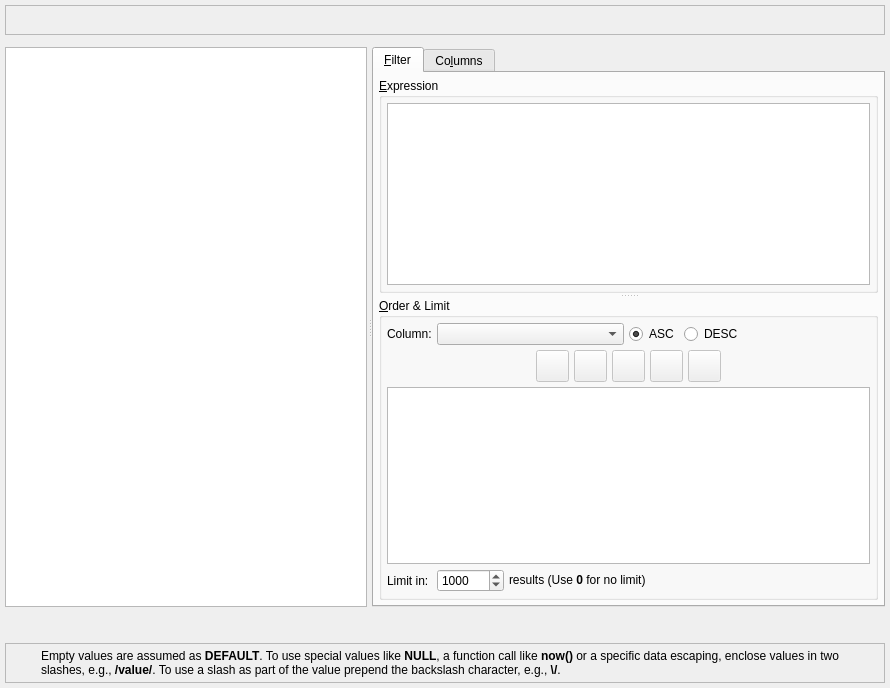
This is libs/libgui/ui/tools/datagridwidget.ui in pgmodeler/pgmodeler as Qt 5 draws it before an edit. The edited form follows.
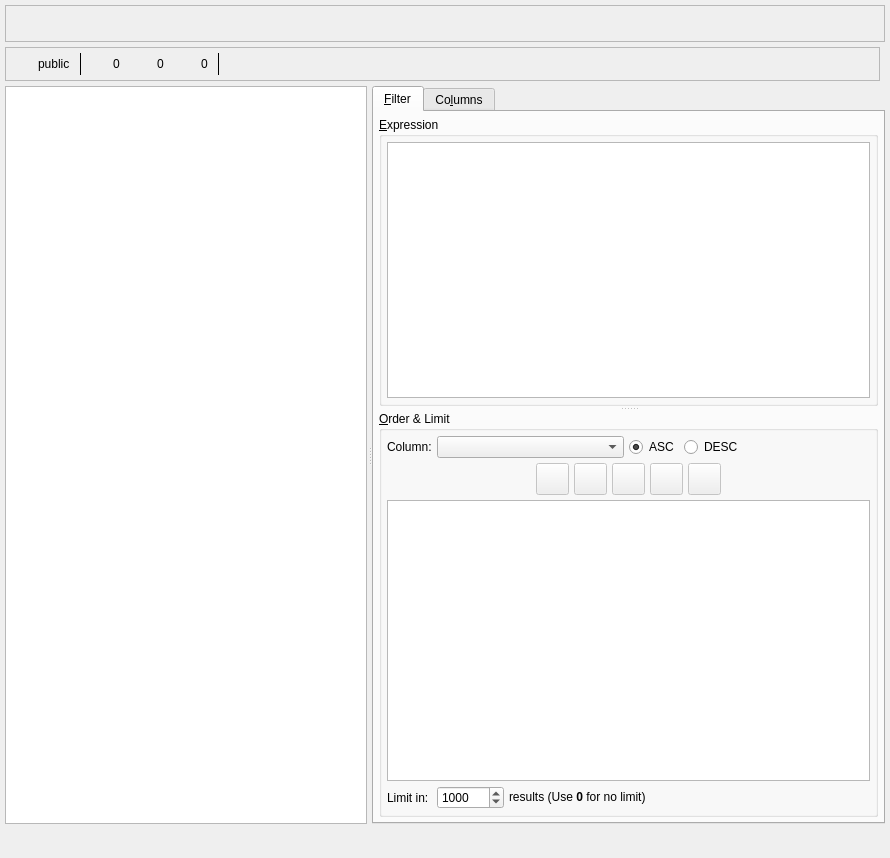
This is the edited form. Icons and pictures are not drawn.

Commit message: Adding some info about the table being handle in DataGridWidget (WIP)

```diff
--- a/libs/libgui/ui/tools/datagridwidget.ui
+++ b/libs/libgui/ui/tools/datagridwidget.ui
@@ -7,13 +7,16 @@
     <x>0</x>
     <y>0</y>
     <width>890</width>
-    <height>688</height>
+    <height>858</height>
    </rect>
   </property>
   <property name="windowTitle">
    <string>Form</string>
   </property>
   <layout class="QVBoxLayout" name="verticalLayout">
+   <property name="spacing">
+    <number>5</number>
+   </property>
    <property name="leftMargin">
     <number>5</number>
    </property>
@@ -113,17 +116,368 @@
     </widget>
    </item>
    <item>
-    <widget class="QWidget" name="csv_load_parent" native="true">
-     <property name="enabled">
-      <bool>true</bool>
-     </property>
-     <property name="minimumSize">
-      <size>
-       <width>0</width>
-       <height>0</height>
-      </size>
-     </property>
-    </widget>
+    <layout class="QHBoxLayout" name="horizontalLayout">
+     <item>
+      <widget class="QFrame" name="frame">
+       <property name="sizePolicy">
+        <sizepolicy hsizetype="Expanding" vsizetype="Preferred">
+         <horstretch>0</horstretch>
+         <verstretch>0</verstretch>
+        </sizepolicy>
+       </property>
+       <property name="minimumSize">
+        <size>
+         <width>25</width>
+         <height>25</height>
+        </size>
+       </property>
+       <property name="frameShape">
+        <enum>QFrame::Shape::StyledPanel</enum>
+       </property>
+       <property name="frameShadow">
+        <enum>QFrame::Shadow::Plain</enum>
+       </property>
+       <layout class="QHBoxLayout" name="horizontalLayout_12">
+        <property name="spacing">
+         <number>5</number>
+        </property>
+        <property name="leftMargin">
+         <number>5</number>
+        </property>
+        <property name="topMargin">
+         <number>5</number>
+        </property>
+        <property name="rightMargin">
+         <number>5</number>
+        </property>
+        <property name="bottomMargin">
+         <number>5</number>
+        </property>
+        <item>
+         <layout class="QHBoxLayout" name="horizontalLayout_11">
+          <property name="spacing">
+           <number>5</number>
+          </property>
+          <property name="rightMargin">
+           <number>5</number>
+          </property>
+          <item>
+           <widget class="QLabel" name="warn_lbl_6">
+            <property name="sizePolicy">
+             <sizepolicy hsizetype="Fixed" vsizetype="Fixed">
+              <horstretch>0</horstretch>
+              <verstretch>0</verstretch>
+             </sizepolicy>
+            </property>
+            <property name="minimumSize">
+             <size>
+              <width>22</width>
+              <height>22</height>
+             </size>
+            </property>
+            <property name="maximumSize">
+             <size>
+              <width>22</width>
+              <height>22</height>
+             </size>
+            </property>
+            <property name="toolTip">
+             <string>Warnings: does not prevents model to be saved.</string>
+            </property>
+            <property name="text">
+             <string/>
+            </property>
+            <property name="textFormat">
+             <enum>Qt::TextFormat::AutoText</enum>
+            </property>
+            <property name="pixmap">
+             <pixmap resource="../../res/resources.qrc">:/icons/icons/schema.png</pixmap>
+            </property>
+            <property name="scaledContents">
+             <bool>true</bool>
+            </property>
+           </widget>
+          </item>
+          <item>
+           <widget class="QLabel" name="warn_count_lbl_6">
+            <property name="sizePolicy">
+             <sizepolicy hsizetype="Preferred" vsizetype="Fixed">
+              <horstretch>0</horstretch>
+              <verstretch>0</verstretch>
+             </sizepolicy>
+            </property>
+            <property name="font">
+             <font>
+              <italic>false</italic>
+             </font>
+            </property>
+            <property name="text">
+             <string>public</string>
+            </property>
+            <property name="indent">
+             <number>0</number>
+            </property>
+           </widget>
+          </item>
+         </layout>
+        </item>
+        <item>
+         <widget class="Line" name="separator_ln">
+          <property name="maximumSize">
+           <size>
+            <width>1</width>
+            <height>16777215</height>
+           </size>
+          </property>
+          <property name="autoFillBackground">
+           <bool>false</bool>
+          </property>
+          <property name="frameShadow">
+           <enum>QFrame::Shadow::Plain</enum>
+          </property>
+          <property name="orientation">
+           <enum>Qt::Orientation::Vertical</enum>
+          </property>
+         </widget>
+        </item>
+        <item>
+         <layout class="QHBoxLayout" name="horizontalLayout_2">
+          <property name="spacing">
+           <number>5</number>
+          </property>
+          <property name="rightMargin">
+           <number>5</number>
+          </property>
+          <item>
+           <widget class="QLabel" name="warn_lbl">
+            <property name="sizePolicy">
+             <sizepolicy hsizetype="Fixed" vsizetype="Fixed">
+              <horstretch>0</horstretch>
+              <verstretch>0</verstretch>
+             </sizepolicy>
+            </property>
+            <property name="minimumSize">
+             <size>
+              <width>22</width>
+              <height>22</height>
+             </size>
+            </property>
+            <property name="maximumSize">
+             <size>
+              <width>22</width>
+              <height>22</height>
+             </size>
+            </property>
+            <property name="toolTip">
+             <string>Warnings: does not prevents model to be saved.</string>
+            </property>
+            <property name="text">
+             <string/>
+            </property>
+            <property name="textFormat">
+             <enum>Qt::TextFormat::AutoText</enum>
+            </property>
+            <property name="pixmap">
+             <pixmap resource="../../res/resources.qrc">:/icons/icons/addrow.png</pixmap>
+            </property>
+            <property name="scaledContents">
+             <bool>true</bool>
+            </property>
+           </widget>
+          </item>
+          <item>
+           <widget class="QLabel" name="warn_count_lbl">
+            <property name="sizePolicy">
+             <sizepolicy hsizetype="Preferred" vsizetype="Fixed">
+              <horstretch>0</horstretch>
+              <verstretch>0</verstretch>
+             </sizepolicy>
+            </property>
+            <property name="text">
+             <string>0</string>
+            </property>
+            <property name="indent">
+             <number>0</number>
+            </property>
+           </widget>
+          </item>
+         </layout>
+        </item>
+        <item>
+         <layout class="QHBoxLayout" name="horizontalLayout_4">
+          <property name="spacing">
+           <number>5</number>
+          </property>
+          <property name="rightMargin">
+           <number>5</number>
+          </property>
+          <item>
+           <widget class="QLabel" name="warn_lbl_2">
+            <property name="sizePolicy">
+             <sizepolicy hsizetype="Fixed" vsizetype="Fixed">
+              <horstretch>0</horstretch>
+              <verstretch>0</verstretch>
+             </sizepolicy>
+            </property>
+            <property name="minimumSize">
+             <size>
+              <width>22</width>
+              <height>22</height>
+             </size>
+            </property>
+            <property name="maximumSize">
+             <size>
+              <width>22</width>
+              <height>22</height>
+             </size>
+            </property>
+            <property name="toolTip">
+             <string>Warnings: does not prevents model to be saved.</string>
+            </property>
+            <property name="text">
+             <string/>
+            </property>
+            <property name="textFormat">
+             <enum>Qt::TextFormat::AutoText</enum>
+            </property>
+            <property name="pixmap">
+             <pixmap resource="../../res/resources.qrc">:/icons/icons/bulkedit.png</pixmap>
+            </property>
+            <property name="scaledContents">
+             <bool>true</bool>
+            </property>
+           </widget>
+          </item>
+          <item>
+           <widget class="QLabel" name="warn_count_lbl_2">
+            <property name="sizePolicy">
+             <sizepolicy hsizetype="Preferred" vsizetype="Fixed">
+              <horstretch>0</horstretch>
+              <verstretch>0</verstretch>
+             </sizepolicy>
+            </property>
+            <property name="text">
+             <string>0</string>
+            </property>
+            <property name="indent">
+             <number>0</number>
+            </property>
+           </widget>
+          </item>
+         </layout>
+        </item>
+        <item>
+         <layout class="QHBoxLayout" name="horizontalLayout_10">
+          <property name="spacing">
+           <number>5</number>
+          </property>
+          <property name="rightMargin">
+           <number>5</number>
+          </property>
+          <item>
+           <widget class="QLabel" name="warn_lbl_5">
+            <property name="sizePolicy">
+             <sizepolicy hsizetype="Fixed" vsizetype="Fixed">
+              <horstretch>0</horstretch>
+              <verstretch>0</verstretch>
+             </sizepolicy>
+            </property>
+            <property name="minimumSize">
+             <size>
+              <width>22</width>
+              <height>22</height>
+             </size>
+            </property>
+            <property name="maximumSize">
+             <size>
+              <width>22</width>
+              <height>22</height>
+             </size>
+            </property>
+            <property name="toolTip">
+             <string>Warnings: does not prevents model to be saved.</string>
+            </property>
+            <property name="text">
+             <string/>
+            </property>
+            <property name="textFormat">
+             <enum>Qt::TextFormat::AutoText</enum>
+            </property>
+            <property name="pixmap">
+             <pixmap resource="../../res/resources.qrc">:/icons/icons/delrows.png</pixmap>
+            </property>
+            <property name="scaledContents">
+             <bool>true</bool>
+            </property>
+           </widget>
+          </item>
+          <item>
+           <widget class="QLabel" name="warn_count_lbl_5">
+            <property name="sizePolicy">
+             <sizepolicy hsizetype="Preferred" vsizetype="Fixed">
+              <horstretch>0</horstretch>
+              <verstretch>0</verstretch>
+             </sizepolicy>
+            </property>
+            <property name="text">
+             <string>0</string>
+            </property>
+            <property name="indent">
+             <number>0</number>
+            </property>
+           </widget>
+          </item>
+         </layout>
+        </item>
+        <item>
+         <widget class="Line" name="separator_ln_2">
+          <property name="maximumSize">
+           <size>
+            <width>1</width>
+            <height>16777215</height>
+           </size>
+          </property>
+          <property name="autoFillBackground">
+           <bool>false</bool>
+          </property>
+          <property name="frameShadow">
+           <enum>QFrame::Shadow::Plain</enum>
+          </property>
+          <property name="orientation">
+           <enum>Qt::Orientation::Vertical</enum>
+          </property>
+         </widget>
+        </item>
+        <item>
+         <spacer name="horizontalSpacer">
+          <property name="orientation">
+           <enum>Qt::Orientation::Horizontal</enum>
+          </property>
+          <property name="sizeHint" stdset="0">
+           <size>
+            <width>619</width>
+            <height>20</height>
+           </size>
+          </property>
+         </spacer>
+        </item>
+       </layout>
+      </widget>
+     </item>
+     <item>
+      <widget class="QWidget" name="csv_load_parent" native="true">
+       <property name="enabled">
+        <bool>true</bool>
+       </property>
+       <property name="minimumSize">
+        <size>
+         <width>0</width>
+         <height>0</height>
+        </size>
+       </property>
+      </widget>
+     </item>
+    </layout>
    </item>
    <item>
     <widget class="QSplitter" name="h_splitter">
@@ -784,100 +1138,6 @@
      </layout>
     </widget>
    </item>
-   <item>
-    <widget class="QFrame" name="hint_frm">
-     <property name="sizePolicy">
-      <sizepolicy hsizetype="Preferred" vsizetype="Fixed">
-       <horstretch>0</horstretch>
-       <verstretch>0</verstretch>
-      </sizepolicy>
-     </property>
-     <property name="minimumSize">
-      <size>
-       <width>0</width>
-       <height>30</height>
-      </size>
-     </property>
-     <property name="frameShape">
-      <enum>QFrame::Shape::StyledPanel</enum>
-     </property>
-     <property name="frameShadow">
-      <enum>QFrame::Shadow::Raised</enum>
-     </property>
-     <layout class="QGridLayout" name="gridLayout_5">
-      <property name="leftMargin">
-       <number>5</number>
-      </property>
-      <property name="topMargin">
-       <number>5</number>
-      </property>
-      <property name="rightMargin">
-       <number>5</number>
-      </property>
-      <property name="bottomMargin">
-       <number>5</number>
-      </property>
-      <property name="spacing">
-       <number>5</number>
-      </property>
-      <item row="0" column="0">
-       <widget class="QLabel" name="icon_lbl">
-        <property name="minimumSize">
-         <size>
-          <width>25</width>
-          <height>25</height>
-         </size>
-        </property>
-        <property name="maximumSize">
-         <size>
-          <width>25</width>
-          <height>25</height>
-         </size>
-        </property>
-        <property name="text">
-         <string/>
-        </property>
-        <property name="textFormat">
-         <enum>Qt::TextFormat::AutoText</enum>
-        </property>
-        <property name="pixmap">
-         <pixmap resource="../../res/resources.qrc">:/icons/icons/info.png</pixmap>
-        </property>
-        <property name="scaledContents">
-         <bool>true</bool>
-        </property>
-       </widget>
-      </item>
-      <item row="0" column="1">
-       <widget class="QLabel" name="hint_lbl">
-        <property name="sizePolicy">
-         <sizepolicy hsizetype="Preferred" vsizetype="Preferred">
-          <horstretch>0</horstretch>
-          <verstretch>0</verstretch>
-         </sizepolicy>
-        </property>
-        <property name="font">
-         <font>
-          <bold>false</bold>
-          <underline>false</underline>
-          <strikeout>false</strikeout>
-          <kerning>true</kerning>
-         </font>
-        </property>
-        <property name="text">
-         <string>Empty values are assumed as &lt;strong&gt;DEFAULT&lt;/strong&gt;. To use special values like &lt;strong&gt;NULL&lt;/strong&gt;, a function call like &lt;strong&gt;now()&lt;/strong&gt; or a specific data escaping, enclose values in two slashes, e.g., &lt;strong&gt;/value/&lt;/strong&gt;. To use a slash as part of the value prepend the backslash character, e.g., &lt;strong&gt;\/&lt;/strong&gt;.</string>
-        </property>
-        <property name="textFormat">
-         <enum>Qt::TextFormat::AutoText</enum>
-        </property>
-        <property name="wordWrap">
-         <bool>true</bool>
-        </property>
-       </widget>
-      </item>
-     </layout>
-    </widget>
-   </item>
   </layout>
  </widget>
  <resources>
```
The commit also changes 4 other files.
